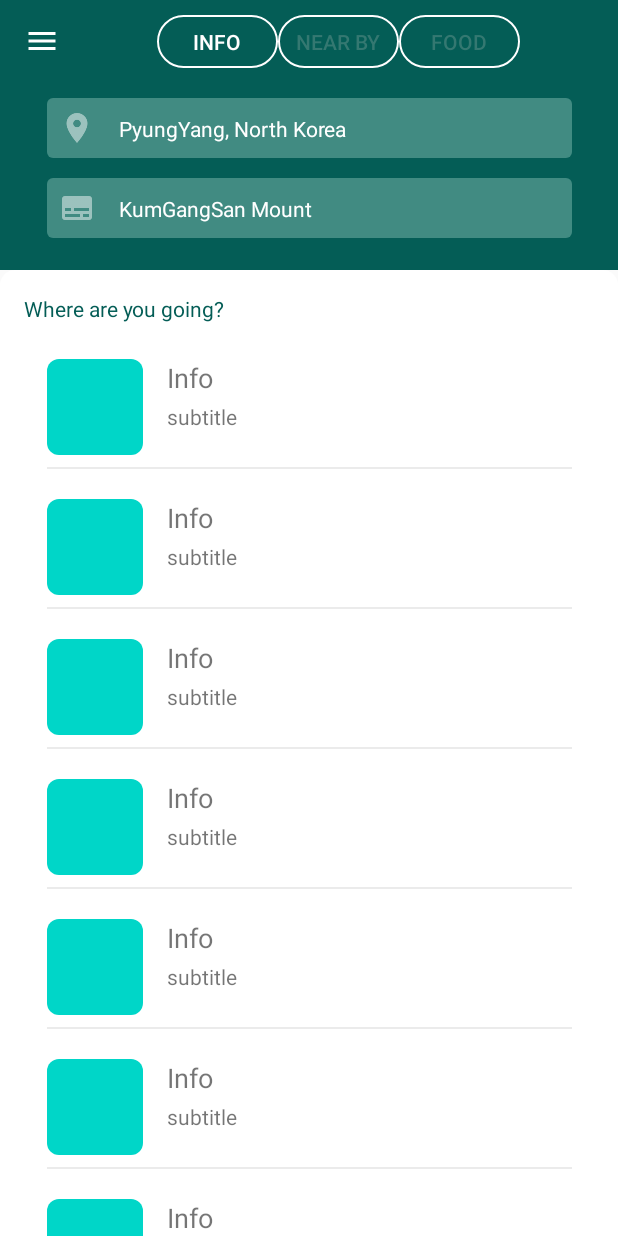
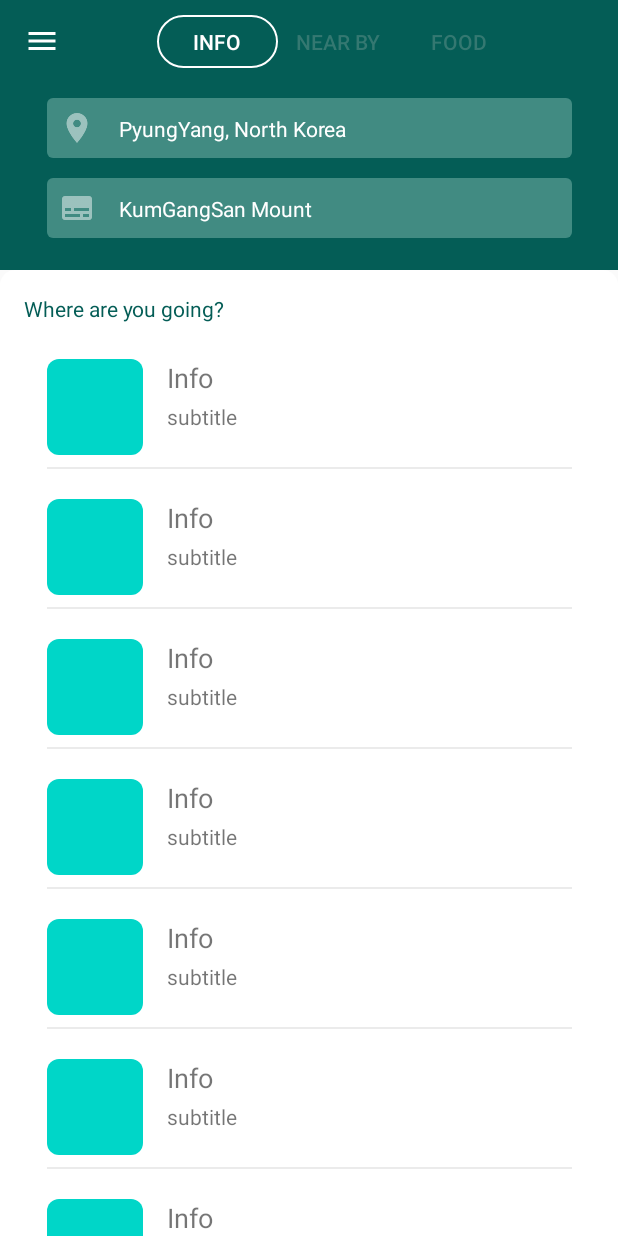
Before and after one commit to Team-JustGo/App_For-Competition, an Android app: the screen it shows after launch (ArriveActivity), on a phone screen of 412 x 824 dp. Run offline under Robolectric (Android 15) with nearby library versions, the light colour scheme and no system bars.

Commit message:
fixed tab

```diff
--- a/app/src/main/java/com/justgo/ui/Arrive/ArriveActivity.kt
+++ b/app/src/main/java/com/justgo/ui/Arrive/ArriveActivity.kt
@@ -1,6 +1,7 @@
 package com.justgo.ui.Arrive
 
 import android.os.Bundle
+import android.support.design.widget.TabLayout
 import android.support.v7.app.AppCompatActivity
 import com.justgo.Adapter.ArriveViewPagerAdapter
 import com.justgo.R
@@ -15,6 +16,7 @@
         arrive_viewpager.adapter = adapter
 
 
+
         arrive_tab.setupWithViewPager(arrive_viewpager)
     }
 }
--- /dev/null
+++ b/app/src/main/res/drawable/selector_tab_arrive.xml
@@ -0,0 +1,6 @@
+<?xml version="1.0" encoding="utf-8"?>
+<selector xmlns:android="http://schemas.android.com/apk/res/android">
+
+    <item android:state_selected="true" android:drawable="@drawable/back_tab_selected_shape_arrive"/>
+
+</selector>
--- a/app/src/main/res/layout/activity_arrive.xml
+++ b/app/src/main/res/layout/activity_arrive.xml
@@ -29,7 +29,7 @@
             app:layout_constraintEnd_toEndOf="parent"
             app:layout_constraintStart_toEndOf="@id/arrive_navi_img"
             app:layout_constraintTop_toTopOf="parent"
-            app:tabBackground="@drawable/back_tab_selected_shape_arrive"
+            app:tabBackground="@drawable/selector_tab_arrive"
             app:tabIndicatorHeight="0dp"
             app:tabMode="fixed"
             app:tabGravity="center"
```
